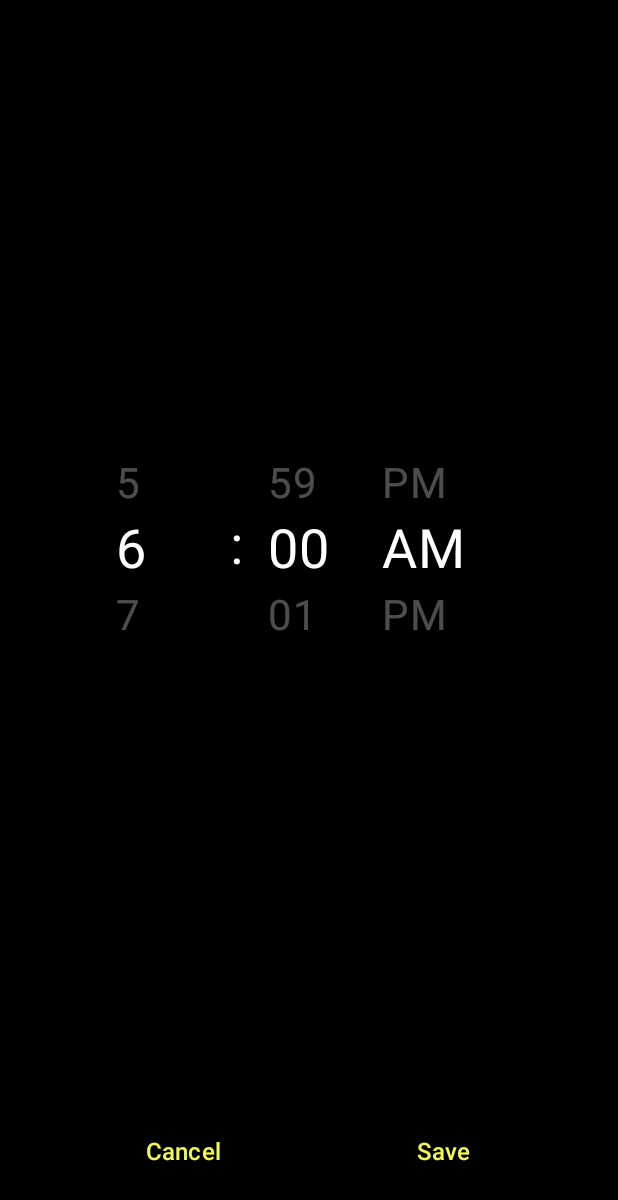
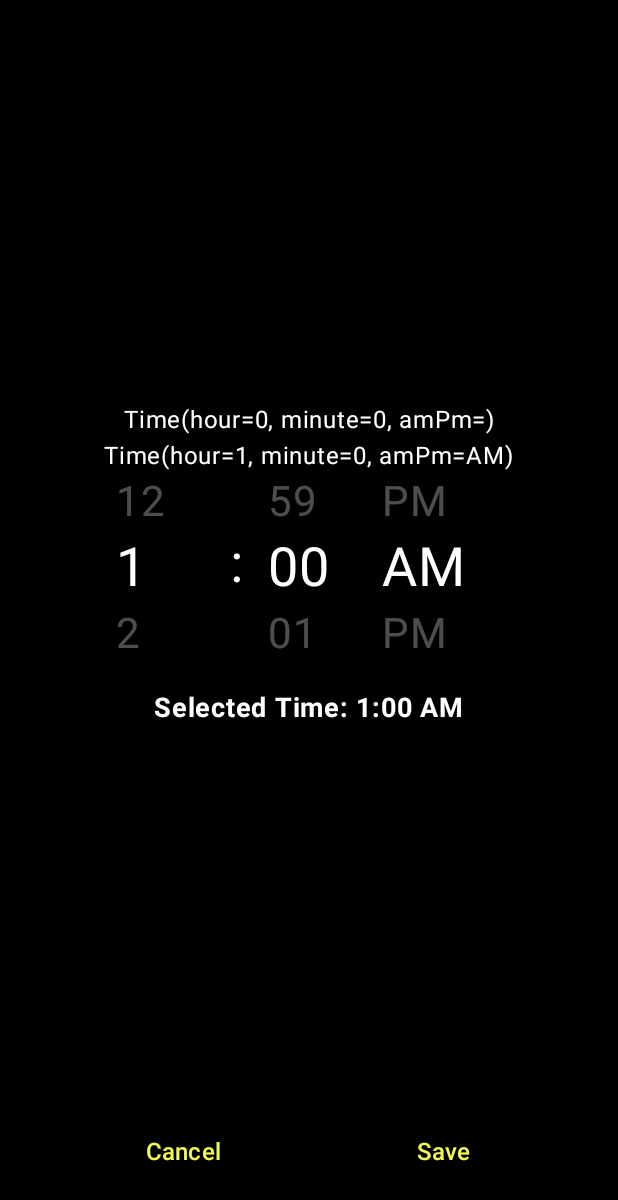
Before and after one commit to phamanhtuan-coder/CNPM_NhomAnhTuan_AlarmClockApp, an Android app built with Jetpack Compose: the screen it shows after launch (MainActivity), after a tap on "Add Alarm", on a phone screen of 412 x 824 dp. Shown: the top 1200 px of the screen. Run offline under Robolectric (Android 15) with nearby library versions, the phone set to English and light mode, and no system bars; our stand-ins replace Room's generated code.

Commit message:
debug loi hien thi chi tiet alarm

```diff
--- a/app/src/main/java/com/example/cnpm_nhomanhtuan_alarmclockapp/Alarm.kt
+++ b/app/src/main/java/com/example/cnpm_nhomanhtuan_alarmclockapp/Alarm.kt
@@ -13,7 +13,7 @@ data class Alarm(
     @ColumnInfo(name = "label")
     val label: String="",
     @ColumnInfo(name = "time")
-    val time: Time = Time(6,0, "AM"),  // Format: "HH:mm AM/PM"
+    val time: Time = Time(0,0, ""),  // Format: "HH:mm AM/PM"
     @ColumnInfo(name = "days")
     val days: List<String> = emptyList(),  // ["S", "M", "T", "W", "T", "F", "S"], empty string if day not selected
     @ColumnInfo(name = "is_enabled")
--- a/app/src/main/java/com/example/cnpm_nhomanhtuan_alarmclockapp/AlarmCard.kt
+++ b/app/src/main/java/com/example/cnpm_nhomanhtuan_alarmclockapp/AlarmCard.kt
@@ -18,7 +18,7 @@ import androidx.compose.ui.unit.sp
 @Composable
 fun AlarmCard(
     label: String,
-    time: Time = Time(6, 0, amPm = "AM"),
+    time: Time = Time(0, 0, amPm = ""),
     days: List<String>,  // e.g., ["", "", "", "W", "T", "F", "S"]
     isEnabled: Boolean,
     onClick: () -> Unit
@@ -64,7 +64,7 @@ fun AlarmCard(
                 verticalAlignment = Alignment.CenterVertically
             ) {
                 Text(
-                    text = "${time.hour} : ${time.minute} ${time.amPm}",
+                    text = "${time.hour} : ${time.minute} ",
                     fontSize = 16.sp,  // Larger font size for time
                     fontWeight = FontWeight.Bold,
                     color = if (alarmEnabled) CustomColors.onPrimary else CustomColors.fontColor,
@@ -72,7 +72,7 @@ fun AlarmCard(
                 )
                 Spacer(modifier = Modifier.width(4.dp))
                 Text(
-                    text = "AM",
+                    text = time.amPm,
                     fontSize = 16.sp,
                     fontWeight = FontWeight.SemiBold,
                     color = if (alarmEnabled) CustomColors.onPrimary else CustomColors.fontColor,
--- a/app/src/main/java/com/example/cnpm_nhomanhtuan_alarmclockapp/AlarmDatabase.kt
+++ b/app/src/main/java/com/example/cnpm_nhomanhtuan_alarmclockapp/AlarmDatabase.kt
@@ -71,11 +71,13 @@ class AlarmRepository(private val alarmDao: AlarmDao) {
     // Updates an existing alarm in the database
     suspend fun updateAlarm(alarm: Alarm) {
         alarmDao.update(alarm)
+        alarmDao.getAllAlarms()
     }
 
     // Inserts a new alarm or replaces an existing one
     suspend fun insertAlarm(alarm: Alarm) {
         alarmDao.insert(alarm)
+        alarmDao.getAllAlarms()
     }
 
     // Deletes an alarm from the database
--- a/app/src/main/java/com/example/cnpm_nhomanhtuan_alarmclockapp/AlarmDetailScreen.kt
+++ b/app/src/main/java/com/example/cnpm_nhomanhtuan_alarmclockapp/AlarmDetailScreen.kt
@@ -21,18 +21,11 @@ import androidx.lifecycle.viewmodel.compose.viewModel
 import androidx.navigation.NavHostController
 import kotlinx.coroutines.launch
 
-//data class Time(val hour: Int, val minute: Int, val amPm: String)
 
-//val sampleAlarms = listOf(
-//    AlarmData(id = 0, time = Time(1, 59, "AM"), days = setOf(1, 2, 3, 4, 5), name = "Work Alarm"),
-//    AlarmData(id = 1, time = Time(9, 30, "PM"), days = setOf(0, 6), name = "Weekend Alarm"),
-//    AlarmData(id = 2, time = Time(6, 45, "AM"), days = setOf(0, 1, 2, 3, 4, 5, 6), name = "Everyday Alarm")
-//)
 
-data class AlarmData(val id: Int, val time: Time, val days: Set<Int>, val name: String)
 
 @OptIn(ExperimentalMaterial3Api::class)
-//@Preview(showBackground=true)
+
 @Composable
 fun AlarmDetailsScreen(
    navController: NavHostController,
@@ -44,10 +37,9 @@ fun AlarmDetailsScreen(
     var alarmState = viewModel.state
 
     //val alarmData = sampleAlarms.find { it.id == id }
-    val defaultTime = Time(6, 0, "AM")
-    var selectedTime by remember { mutableStateOf(alarmState.time ?: Time(6, 0, "AM")) }
-    var selectedDays by remember { mutableStateOf(alarmState.days ?: mutableSetOf()) }
-    var alarmName by remember { mutableStateOf(TextFieldValue(alarmState.label ?: "")) }
+    var selectedTime by remember { mutableStateOf(alarmState.time) }
+   // var selectedDays by remember { mutableStateOf(alarmState.days) }
+    var alarmName by remember { mutableStateOf(TextFieldValue(alarmState.label)) }
 
     Scaffold(
         topBar = {
@@ -78,7 +70,7 @@ fun AlarmDetailsScreen(
                     else{
                         var alarm = Alarm(
                             label = alarmName.text,
-                            time = alarmState.time ,
+                            time = selectedTime,
                             days = alarmState.days,
                             isEnabled = true
                         )
@@ -90,6 +82,7 @@ fun AlarmDetailsScreen(
         },
         contentColor = CustomColors.primary,
         content = { paddingValues ->
+
             Box(
                 modifier = Modifier
                     .fillMaxSize()
@@ -101,20 +94,23 @@ fun AlarmDetailsScreen(
                     horizontalAlignment = Alignment.CenterHorizontally,
                     verticalArrangement = Arrangement.Center
                 ) {
+                    Text(text=alarmState.time.toString(), color = Color.White)
+                    Text(text=selectedTime.toString(), color = Color.White)
                     EndlessRollingPadlockTimePicker(
                         modifier = Modifier.fillMaxWidth(),
                         onTimeSelected = { time -> selectedTime = time },
-                        initialTime = selectedTime
+                        initialTime = if (id > 0) alarmState.time else selectedTime // Điều chỉnh logic này
                     )
+
 
                     Spacer(modifier = Modifier.height(24.dp))
 
-//                    Text(
-//                        text = "Selected Time: ${(selectedTime as Time).hour}:${((selectedTime as Time).minute).toString().padStart(2, '0')} ${(selectedTime as Time).amPm}",
-//                        color = Color.White,
-//                        fontSize = 18.sp,
-//                        fontWeight = FontWeight.Bold
-//                    )
+                    Text(
+                        text = "Selected Time: ${selectedTime.hour}:${(selectedTime.minute).toString().padStart(2, '0')} ${(selectedTime as Time).amPm}",
+                        color = Color.White,
+                        fontSize = 18.sp,
+                        fontWeight = FontWeight.Bold
+                    )
 
                     Spacer(modifier = Modifier.height(24.dp))
 
@@ -310,18 +306,22 @@ fun BottomActionBar(
 @Composable
 fun EndlessRollingPadlockTimePicker(
     modifier: Modifier = Modifier,
-    initialTime: Time = Time(6, 0, "AM"),
+    initialTime: Time ,
     onTimeSelected: (Time) -> Unit
 ) {
     val hoursList = (1..12).toList()
     val minutesList = (0..59).toList()
     val amPmList = listOf("AM", "PM")
 
+
+
     val hourState = rememberLazyListState(initialFirstVisibleItemIndex = hoursList.indexOf(initialTime.hour-1) + hoursList.size * 50)
     val minuteState = rememberLazyListState(initialFirstVisibleItemIndex = minutesList.indexOf(initialTime.minute-1) + minutesList.size * 50)
     val amPmState = rememberLazyListState(initialFirstVisibleItemIndex = if(amPmList.indexOf(initialTime.amPm) == 1) 0 else 1 + amPmList.size * 50)
 
     val scope = rememberCoroutineScope()
+
+
 
     Box(
         modifier = modifier.height(120.dp),
--- a/app/src/main/java/com/example/cnpm_nhomanhtuan_alarmclockapp/AlarmDetailViewModel.kt
+++ b/app/src/main/java/com/example/cnpm_nhomanhtuan_alarmclockapp/AlarmDetailViewModel.kt
@@ -14,14 +14,15 @@ class AlarmDetailViewModel (
     private val alarmRepository:AlarmRepository = Graph.repository
 ):ViewModel(){
     var state by mutableStateOf(AlarmState())
-        private set
+
     init {
         if(alarmId > 0){
             viewModelScope.launch {
                 alarmRepository.getAlarmById(alarmId).collectLatest {
                     state=state.copy(
+                        id = it.id,
                         label = it.label,
-                        time = it.time as Time,
+                        time = it.time ,
                         days = it.days,
                         isEnabled = it.isEnabled
                     )
@@ -58,8 +59,9 @@ class AlarmDetailViewModelFactor(private val id:Int) : ViewModelProvider.Factory
 }
 
 data class AlarmState(
-    val label:String = "",
-    val time: Time = Time(6, 0, amPm = "AM"),
-    val days:List<String> = emptyList(),
-    val isEnabled: Boolean = false
+    var id:Int=0,
+    var label:String = "",
+    var time: Time = Time(0, 0, amPm = ""),
+    var days:List<String> = emptyList(),
+    var isEnabled: Boolean = false
 )
--- a/app/src/main/java/com/example/cnpm_nhomanhtuan_alarmclockapp/AlarmScreen.kt
+++ b/app/src/main/java/com/example/cnpm_nhomanhtuan_alarmclockapp/AlarmScreen.kt
@@ -118,16 +118,19 @@ fun AlarmScreen(
                     .padding(8.dp)
                     .padding(innerPadding),
             ) {
-                items (alarmScreenState.alarms){ index ->
+                items (alarmScreenState.alarms){
                     AlarmCard(
-                        label = "Alarm ${index.label}",
-                        time = index.time,
+                        label = "Alarm ${it.label}",
+                        time = it.time,
                         days =  listOf("", "M", "T", "W", "", "F", ""),
-                        isEnabled = index.isEnabled,
+                        isEnabled = it.isEnabled,
                         onClick = {
-                            navController.navigate("${Screen.AlarmDetailScreen.route}?id=${index.id}")
+                            navController.navigate("${Screen.AlarmDetailScreen.route}?id=${it.id}")
                         }
+
                     )
+                    Text(text=it.id.toString())
+
                 }
             }
         },
```
